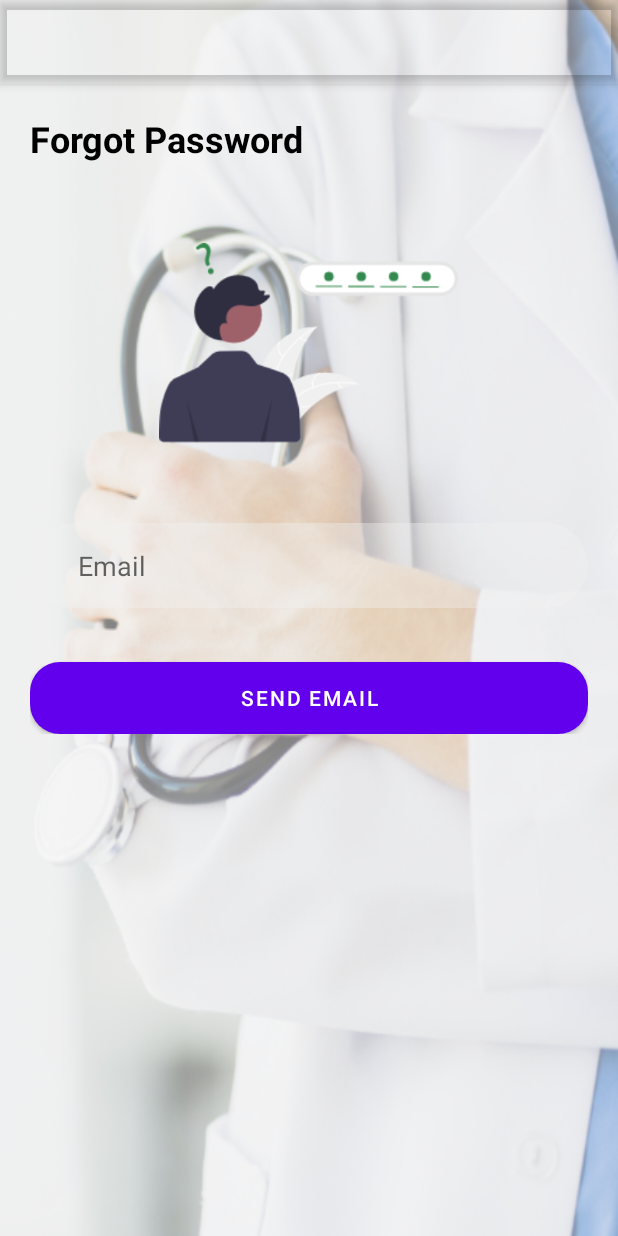
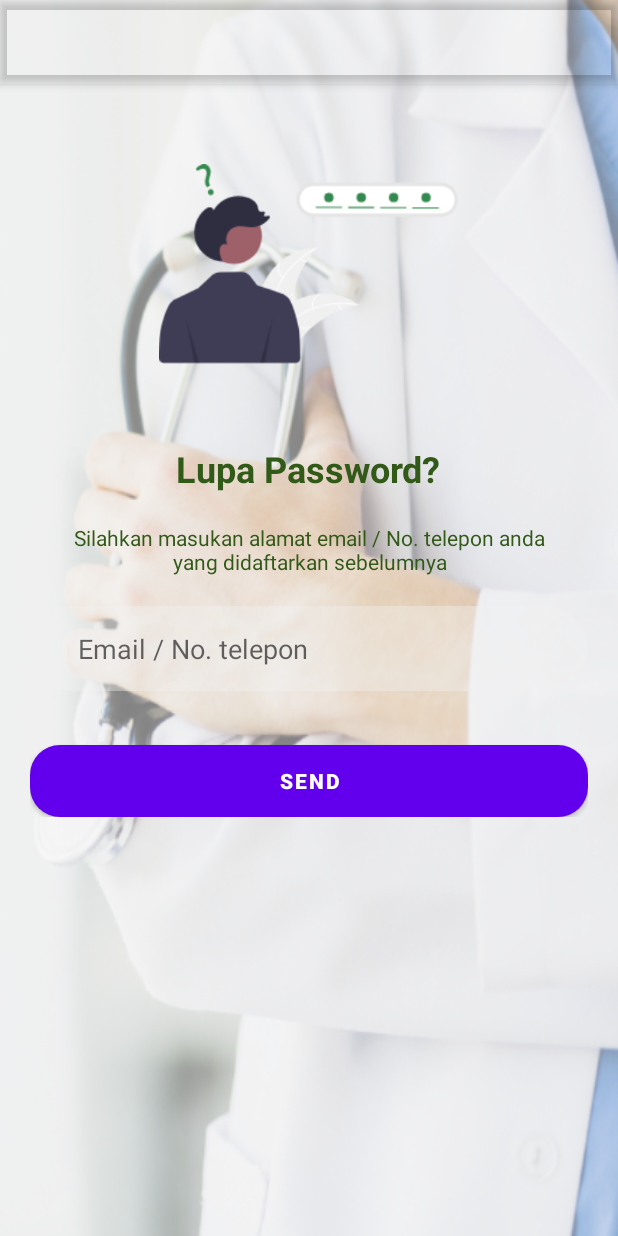
Before and after one commit to dikdikalihsan/rsudalihsanmobile.github.io, an Android app: the layout activity_forgot_password.xml on its own in the app's theme, with its tools: preview values and no code run, on a phone screen of 412 x 824 dp. Run offline under Robolectric (Android 15) with nearby library versions, the phone set to English and light mode, and no system bars.

Commit message:
menambahkan text view di lupa password

```diff
--- a/app/src/main/res/layout/activity_forgot_password.xml
+++ b/app/src/main/res/layout/activity_forgot_password.xml
@@ -29,14 +29,7 @@
         android:orientation="vertical"
         android:padding="20dp">
 
-        <TextView
-            android:layout_width="wrap_content"
-            android:layout_height="wrap_content"
-            android:layout_marginBottom="20dp"
-            android:text="Forgot Password"
-            android:textColor="@android:color/black"
-            android:textSize="24sp"
-            android:textStyle="bold" />
+
 
         <ImageView
             android:layout_width="200dp"
@@ -45,13 +38,35 @@
             android:layout_marginBottom="20dp"
             android:src="@drawable/ic_lupapassword"></ImageView>
 
+        <TextView
+            android:layout_width="wrap_content"
+            android:layout_height="wrap_content"
+            android:layout_marginBottom="20dp"
+            android:text="Lupa Password?"
+            android:textColor="#315917"
+            android:textSize="24sp"
+            android:textStyle="bold"
+            android:layout_gravity="center"/>
+
+        <TextView
+            android:layout_width="wrap_content"
+            android:layout_height="wrap_content"
+            android:layout_marginBottom="20dp"
+            android:text="Silahkan masukan alamat email / No. telepon anda yang didaftarkan sebelumnya"
+            android:textAlignment="center"
+            android:textColor="#315917"
+            android:textSize="14sp"
+            android:layout_marginEnd="16dp"
+            android:layout_marginStart="16dp"
+            android:layout_gravity="center"/>
+
         <EditText
             android:id="@+id/etEmailForgotPassword"
             android:layout_width="match_parent"
             android:layout_height="wrap_content"
             android:layout_marginBottom="36dp"
             android:background="@drawable/bg_edit_text"
-            android:hint="Email"
+            android:hint="Email / No. telepon"
             android:paddingStart="32dp"
             android:paddingTop="16dp"
             android:paddingEnd="16dp"
@@ -62,8 +77,9 @@
             android:layout_width="match_parent"
             android:layout_height="wrap_content"
             android:background="@drawable/bg_btn_primary"
-            android:text="Send Email"
-            android:textColor="@android:color/white" />
+            android:text="Send"
+            android:textColor="@android:color/white"
+            android:textStyle="bold"/>
 
     </LinearLayout>
 
```
